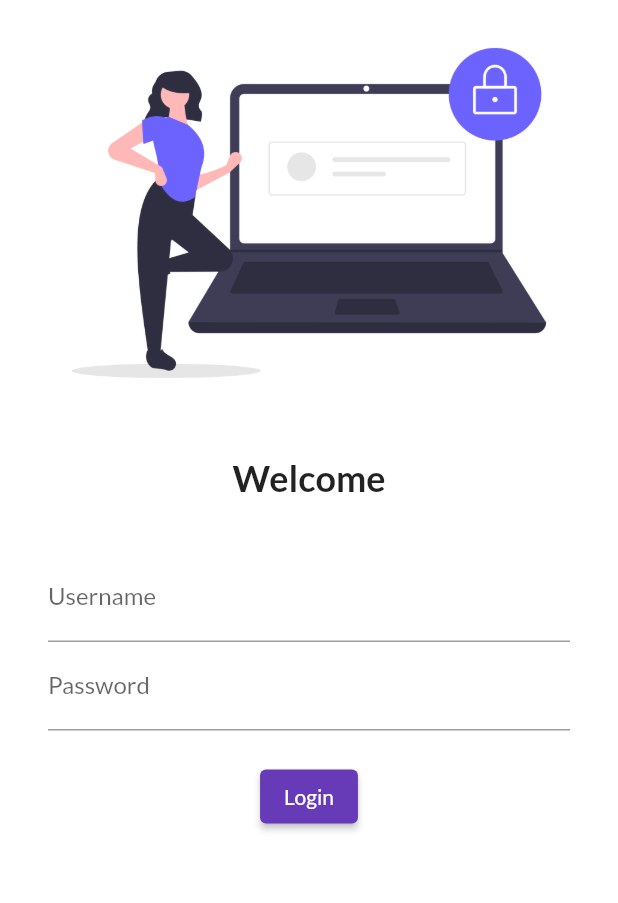
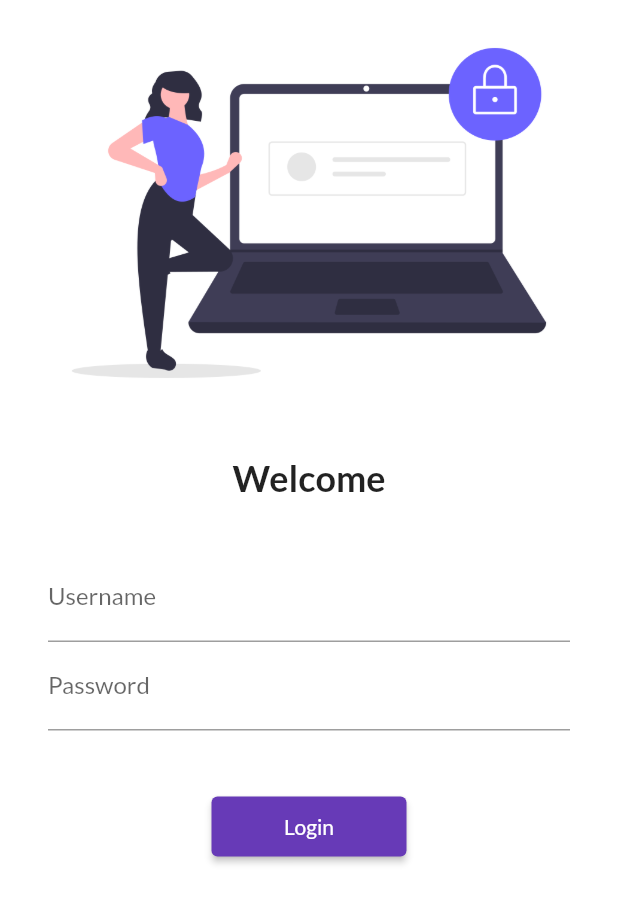
Before and after one commit to hamzapromax/CatalogApp, a Flutter app: the screen it shows after launch, on a phone screen of 412 x 824 dp. Shown: the top 903 px of the screen. Run offline on Flutter 3.47's test engine with Material 2 defaults, Android fonts, the phone set to English and light mode, and no system bars; our stand-ins replace google_fonts.

Commit message:
Day 5 Complete

```diff
--- a/lib/main.dart
+++ b/lib/main.dart
@@ -2,6 +2,7 @@
 
 import 'package:catalog_app/pages/home_page.dart';
 import 'package:catalog_app/pages/login_page.dart';
+import 'package:catalog_app/utils/routes.dart';
 import 'package:flutter/material.dart';
 import 'package:google_fonts/google_fonts.dart';
 
@@ -24,13 +25,13 @@ class MyApp extends StatelessWidget {
         ),
         darkTheme: ThemeData(
           brightness: Brightness.dark,
-          primarySwatch: Colors.red,
+          //primarySwatch: Colors.red,
         ),
         //initialRoute: "/home",
         routes: {
           "/": (context) => LoginPage(),
-          "/home": (context) => HomePage(),
-          "/login": (context) => LoginPage(),
+          MyRoutes.homeRoute: (context) => HomePage(),
+          MyRoutes.loginRoute: (context) => LoginPage(),
         });
   }
 }
--- a/lib/pages/login_page.dart
+++ b/lib/pages/login_page.dart
@@ -1,7 +1,6 @@
-// ignore_for_file: prefer_const_constructors
+// ignore_for_file: prefer_const_constructors, sort_child_properties_last, avoid_print
 
-import 'dart:ui';
-
+import 'package:catalog_app/utils/routes.dart';
 import 'package:flutter/material.dart';
 
 class LoginPage extends StatelessWidget {
@@ -12,6 +11,7 @@ class LoginPage extends StatelessWidget {
     return Material(
       color: Colors.white,
       child: SafeArea(
+        child: SingleChildScrollView(
           child: Column(
             children: [
               Image.asset(
@@ -28,8 +28,8 @@ class LoginPage extends StatelessWidget {
               ),
               SizedBox(height: 20),
               Padding(
-              padding:
-                  const EdgeInsets.symmetric(vertical: 16.0, horizontal: 32.0),
+                padding: const EdgeInsets.symmetric(
+                    vertical: 16.0, horizontal: 32.0),
                 child: Column(
                   children: [
                     TextFormField(
@@ -45,13 +45,13 @@ class LoginPage extends StatelessWidget {
                         labelText: 'Password',
                       ),
                     ),
-                  SizedBox(height: 20.0),
+                    SizedBox(height: 40.0),
                     ElevatedButton(
                       onPressed: () {
-                      print('Hello Hamza');
+                        Navigator.pushNamed(context, MyRoutes.homeRoute);
                       },
                       child: Text('Login'),
-                    style: TextButton.styleFrom(),
+                      style: TextButton.styleFrom(minimumSize: Size(130, 40)),
                     ),
                   ],
                 ),
@@ -59,6 +59,7 @@ class LoginPage extends StatelessWidget {
             ],
           ),
         ),
+      ),
     );
   }
 }
--- /dev/null
+++ b/lib/utils/routes.dart
@@ -0,0 +1,4 @@
+class MyRoutes {
+  static String loginRoute = "/login";
+  static String homeRoute = "/home";
+}
```
Also changed, not shown: 1 other file. Lines whose indentation alone changed are shown as unchanged.
